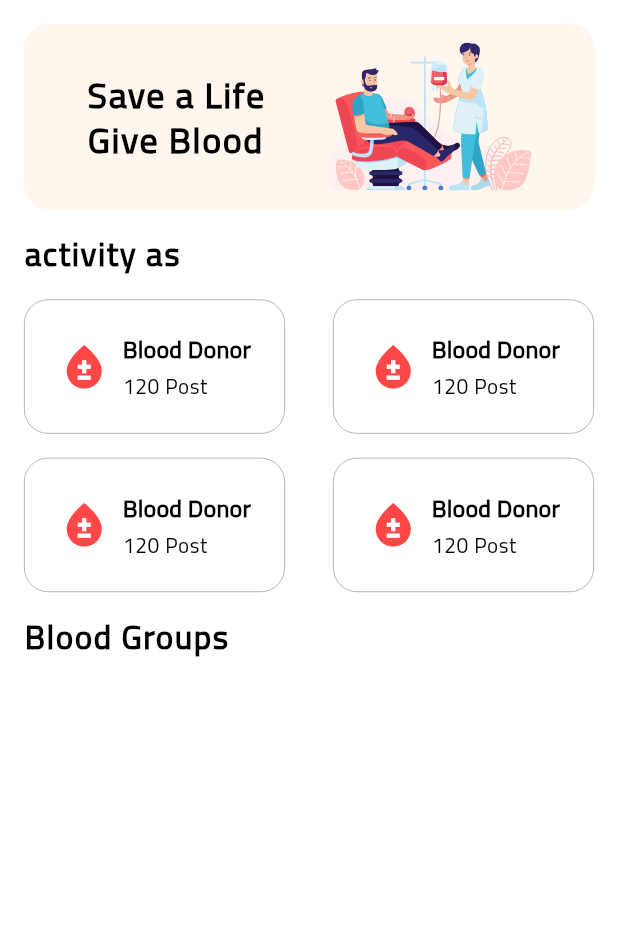
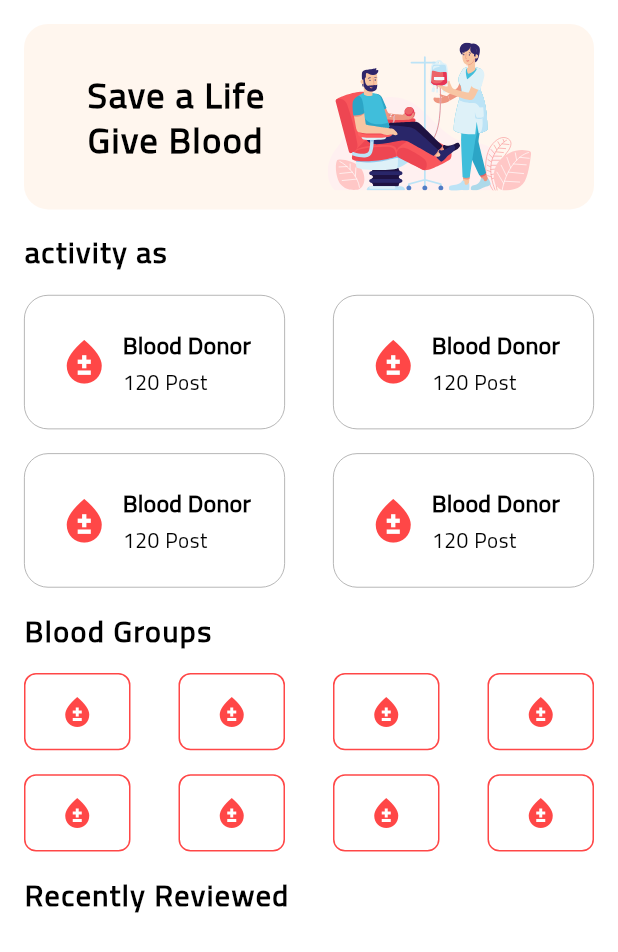
Before and after one commit to AhmedOmran22/Blood-Bank-Application, a Flutter app: the HomeViewBody widget shown alone on an empty page, opened directly, on a phone screen of 412 x 824 dp. Shown: the top 952 px of the screen. Run offline on Flutter 3.47's test engine with Material 3 defaults, Android fonts, the phone set to English and light mode, and no system bars; our stand-ins replace cloud_firestore, dartz, dio, easy_localization, firebase_auth, firebase_core and 11 more; accounts and stored records are empty.

Commit message:
Add BloodGroupsGrid widget and integrate it into HomeViewBody; adjust SliverText font size

```diff
--- a/lib/features/home/presentation/views/widgets/activity_options_grid.dart
+++ b/lib/features/home/presentation/views/widgets/activity_options_grid.dart
@@ -16,7 +16,7 @@ class ActivityOptionsGrid extends StatelessWidget {
       ),
       delegate: SliverChildBuilderDelegate(
         (context, index) => const BloodActivityItem(),
-        childCount: 4, // عدد العناصر
+        childCount: 4,
       ),
     );
   }
--- /dev/null
+++ b/lib/features/home/presentation/views/widgets/blood_groups.dart
@@ -0,0 +1,37 @@
+import 'package:flutter/material.dart';
+
+import '../../../../../core/utils/app_colors.dart' show AppColors;
+
+class BloodGroupsGrid extends StatelessWidget {
+  const BloodGroupsGrid({super.key});
+
+  @override
+  Widget build(BuildContext context) {
+    return SliverGrid(
+      gridDelegate: const SliverGridDelegateWithFixedCrossAxisCount(
+        crossAxisCount: 4,
+        mainAxisSpacing: 16,
+        childAspectRatio: 2,
+      ),
+      delegate: SliverChildBuilderDelegate(
+        (context, index) => Padding(
+          padding: const EdgeInsets.symmetric(horizontal: 16),
+          child: DecoratedBox(
+            decoration: BoxDecoration(
+              borderRadius: BorderRadius.circular(8),
+              border: Border.all(
+                color: AppColors.primaryColor,
+                width: 1,
+              ),
+            ),
+            child: const Icon(
+              Icons.bloodtype,
+              color: AppColors.primaryColor,
+            ),
+          ),
+        ),
+        childCount: 8,
+      ),
+    );
+  }
+}
--- a/lib/features/home/presentation/views/widgets/home_view_body.dart
+++ b/lib/features/home/presentation/views/widgets/home_view_body.dart
@@ -1,4 +1,5 @@
 import 'package:blood_bank/features/home/presentation/views/widgets/activity_options_grid.dart';
+import 'package:blood_bank/features/home/presentation/views/widgets/blood_groups.dart';
 import 'package:blood_bank/features/home/presentation/views/widgets/home_sliver_app_bar.dart';
 import 'package:blood_bank/features/home/presentation/views/widgets/save_life.dart';
 import 'package:blood_bank/features/home/presentation/views/widgets/sliver_text.dart';
@@ -21,6 +22,14 @@ class HomeViewBody extends StatelessWidget {
         ActivityOptionsGrid(),
         SliverToBoxAdapter(child: SizedBox(height: 16)),
         SliverText(text: "Blood Groups"),
+        SliverToBoxAdapter(child: SizedBox(height: 16)),
+        BloodGroupsGrid(),
+        SliverToBoxAdapter(child: SizedBox(height: 16)),
+        SliverText(text: "Recently Reviewed"),
+        SliverToBoxAdapter
+        (
+
+        ),
       ],
     );
   }
--- a/lib/features/home/presentation/views/widgets/sliver_text.dart
+++ b/lib/features/home/presentation/views/widgets/sliver_text.dart
@@ -17,7 +17,7 @@ class SliverText extends StatelessWidget {
           style: Theme.of(context)
               .textTheme
               .titleLarge!
-              .copyWith(letterSpacing: 1, fontSize: 22),
+              .copyWith(letterSpacing: 1, fontSize: 20),
         ),
       ),
     );
```
